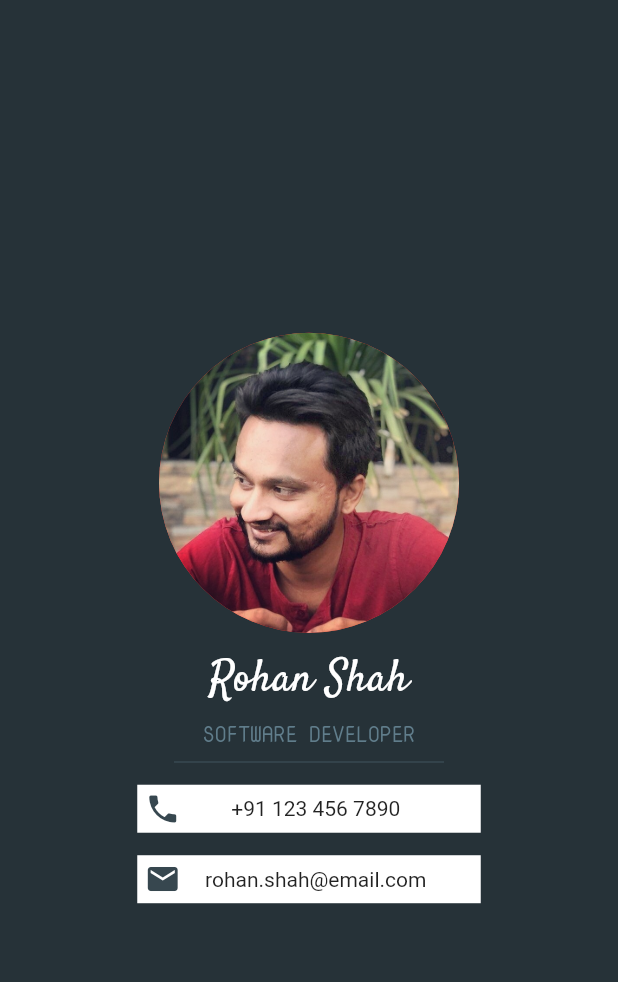
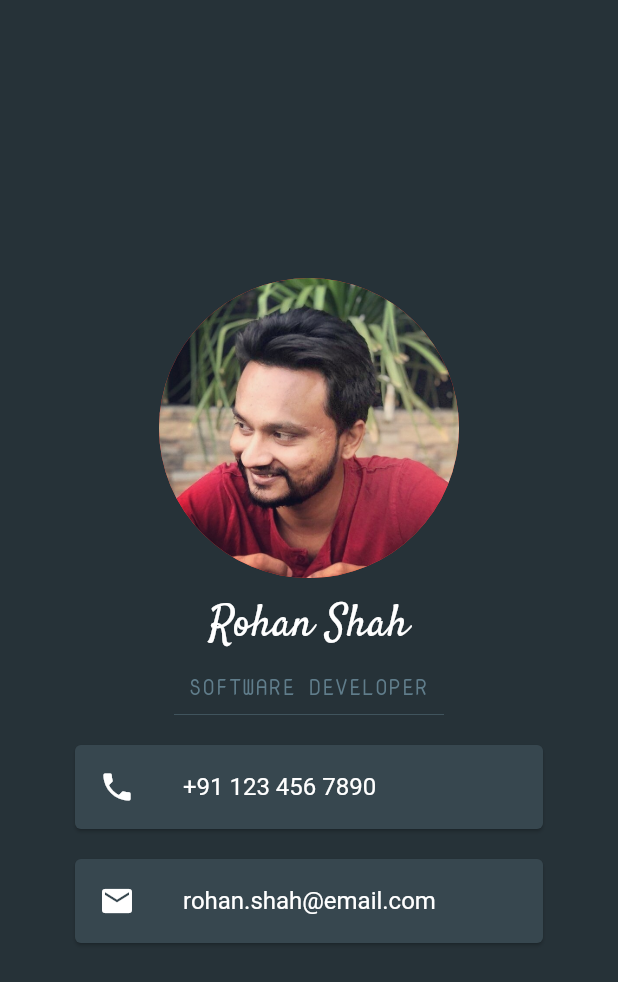
Before and after one commit to shahrohan05/FlutterDemos, a Flutter app: the screen it shows after launch, on a phone screen of 412 x 824 dp. Shown: the top 982 px of the screen. Run offline on Flutter 3.47's test engine with Material 2 defaults, Android fonts, the phone set to English and light mode, and no system bars.

Commit message:
updated contact details to use card and listtile instead of a container, updated the app screenshot

```diff
--- a/business_card/lib/main.dart
+++ b/business_card/lib/main.dart
@@ -31,7 +31,7 @@ class MyApp extends StatelessWidget {
                   ),
                 ),
                 Container(
-                  margin: EdgeInsets.only(top: 5),
+                  margin: EdgeInsets.fromLTRB(0.0, 10.0, 0.0, 10.0),
                   width: 180.0,
                   padding: EdgeInsets.only(bottom: 8.0),
                   decoration: BoxDecoration(
@@ -49,49 +49,44 @@ class MyApp extends StatelessWidget {
                       fontSize: 14.0,
                       color: Colors.blueGrey,
                       fontFamily: 'NovaMono',
+                      letterSpacing: 1.0,
                     ),
                   ),
                 ),
-                Container(
-                  margin: EdgeInsets.only(top: 15),
-                  color: Colors.white,
-                  padding: EdgeInsets.fromLTRB(5.0, 4.0, 20.0, 4.0),
-                  child: Row(
-                    mainAxisSize: MainAxisSize.min,
-                    mainAxisAlignment: MainAxisAlignment.center,
-                    children: <Widget>[
-                      Icon(
-                        Icons.phone,
-                        color: Colors.blueGrey[800],
+                Card(
+                  margin:
+                      EdgeInsets.symmetric(vertical: 10.0, horizontal: 50.0),
+                  color: Colors.blueGrey[800],
+                  child: ListTile(
+                    leading: Icon(
+                      Icons.phone,
+                      color: Colors.white,
+                    ),
+                    title: Text(
+                      '+91 123 456 7890',
+                      style: TextStyle(
+                        color: Colors.white,
                       ),
-                      Container(
-                        width: 180.0,
-                        alignment: Alignment.center,
-                        child: Text('+91 123 456 7890'),
-                      )
-                    ],
+                    ),
                   ),
                 ),
-                Container(
-                  margin: EdgeInsets.only(top: 15),
-                  color: Colors.white,
-                  padding: EdgeInsets.fromLTRB(5.0, 4.0, 20.0, 4.0),
-                  child: Row(
-                    mainAxisSize: MainAxisSize.min,
-                    mainAxisAlignment: MainAxisAlignment.center,
-                    children: <Widget>[
-                      Icon(
-                        Icons.mail,
-                        color: Colors.blueGrey[800],
+                Card(
+                  margin:
+                      EdgeInsets.symmetric(vertical: 10.0, horizontal: 50.0),
+                  color: Colors.blueGrey[800],
+                  child: ListTile(
+                    leading: Icon(
+                      Icons.mail,
+                      color: Colors.white,
+                    ),
+                    title: Text(
+                      'rohan.shah@email.com',
+                      style: TextStyle(
+                        color: Colors.white,
                       ),
-                      Container(
-                        width: 180.0,
-                        alignment: Alignment.center,
-                        child: Text('rohan.shah@email.com'),
-                      )
-                    ],
+                    ),
                   ),
-                )
+                ),
               ],
             ),
           ),
```
Also changed, not shown: business_card/images/state_2.png (added), 1 other file.
